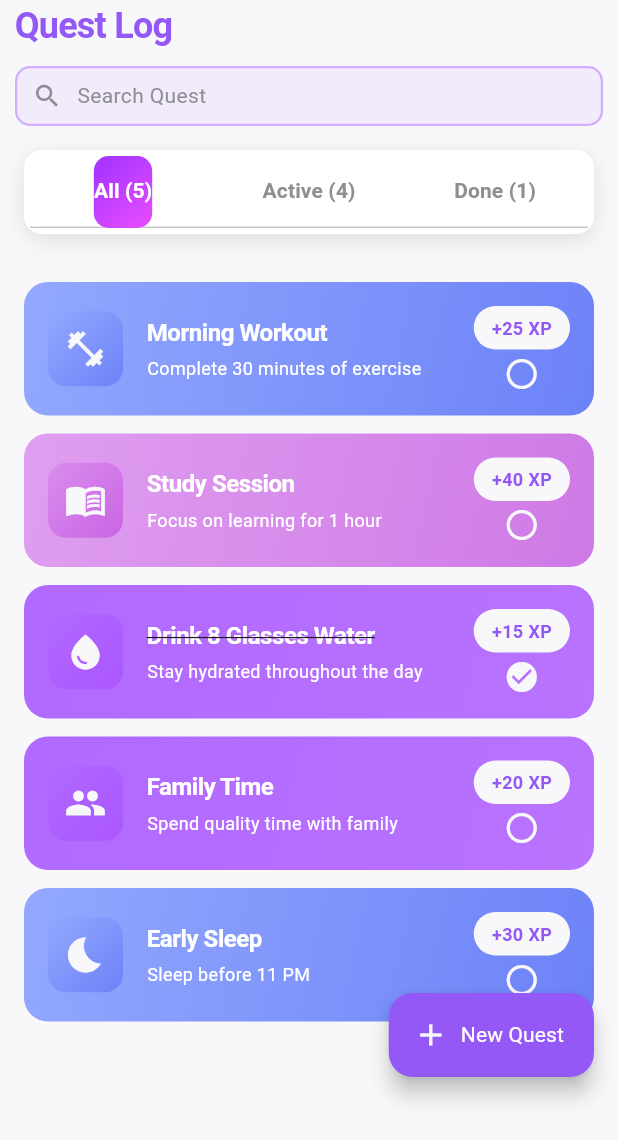
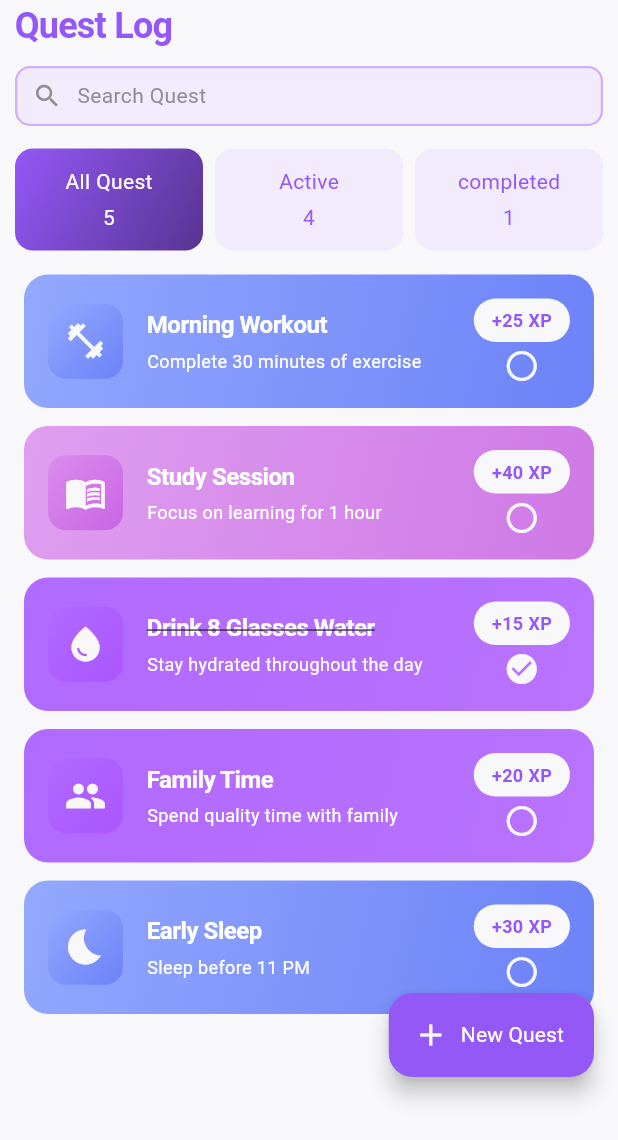
Before and after one commit to Mehreen-siddique/Real_Life_RPG_Overlay, a Flutter app: the QuestListScreen screen opened directly, on a phone screen of 412 x 824 dp. Shown: the top 1140 px of the screen. Run offline on Flutter 3.47's test engine with Material 3 defaults, Android fonts, the phone set to English and light mode, and no system bars; our stand-ins replace font_awesome_flutter; accounts and stored records are empty.

Commit message:
Change the tab bar and make some changings in constant screen in text.

```diff
--- a/lib/Screens/QuestList.dart
+++ b/lib/Screens/QuestList.dart
@@ -16,6 +16,7 @@ class QuestListScreen extends StatefulWidget {
 class _QuestListScreenState extends State<QuestListScreen>
     with SingleTickerProviderStateMixin {
   late TabController _tabController;
+  int _selectedTabIndex = 0;
   List<Quest> _allQuests = [];
   List<Quest> _activeQuests = [];
   List<Quest> _completedQuests = [];
@@ -85,34 +86,97 @@ class _QuestListScreenState extends State<QuestListScreen>
     );
   }
 
- // tabbar section
 
   Widget _buildTabBar() {
-    return Container(
-      margin: const EdgeInsets.all(16),
-      padding: const EdgeInsets.all(4),
-      decoration: BoxDecoration(
-        color: AppColors.whiteBackground,
-        borderRadius: BorderRadius.circular(12),
-        boxShadow: AppShadows.cardShadow,
+    return Padding(
+      padding: const EdgeInsets.only(top: 15, left: 10, right: 10),
+      child: Container(
+        child: Row(
+          children: [
+            // All Quest Button
+            Expanded(
+              child: _buildTabButton(
+                title: "All Quest",
+                count: _allQuests.length,
+                isSelected: _selectedTabIndex == 0,
+                onTap: () {
+                  setState(() {
+                    _selectedTabIndex = 0;
+                    _tabController.index = 0;
+                  });
+                },
+              ),
+            ),
+            const SizedBox(width: 8),
+
+            // Active Button
+            Expanded(
+              child: _buildTabButton(
+                title: "Active",
+                count: _activeQuests.length,
+                isSelected: _selectedTabIndex == 1,
+                onTap: () {
+                  setState(() {
+                    _selectedTabIndex = 1;
+                    _tabController.index = 1;
+                  });
+                },
+              ),
+            ),
+            const SizedBox(width: 8),
+
+            // completed Button
+            Expanded(
+              child: _buildTabButton(
+                title: "completed",
+                count: _completedQuests.length,
+                isSelected: _selectedTabIndex == 2,
+                onTap: () {
+                  setState(() {
+                    _selectedTabIndex = 2;
+                    _tabController.index = 2;
+                  });
+                },
+              ),
+            ),
+          ],
+        ),
       ),
-      child: TabBar(
-        controller: _tabController,
-        indicator: BoxDecoration(
-          gradient: AppGradients.primaryPurple,
-          borderRadius: BorderRadius.circular(10),
+    );
+  }
+
+  Widget _buildTabButton({
+    required String title,
+    required int count,
+    required bool isSelected,
+    required VoidCallback onTap,
+  }) {
+    return GestureDetector(
+      onTap: onTap,
+      child: Container(
+        padding: const EdgeInsets.symmetric(vertical: 12),
+        decoration: BoxDecoration(
+          gradient: isSelected
+              ? AppGradients.secondaryPurple
+              : null,
+          color: isSelected ? null : AppColors.lightBackgroundBox,
+          borderRadius: BorderRadius.circular(12),
         ),
-        labelColor: Colors.white,
-        unselectedLabelColor: AppColors.textGray,
-        labelStyle: const TextStyle(
-          fontWeight: FontWeight.bold,
-          fontSize: 14,
+        child: Column(
+          mainAxisSize: MainAxisSize.min,
+          children: [
+            Text(
+              title,
+              style: isSelected? AppTextStyles.tabSelected: AppTextStyles.tabUnselected
+            ),
+            const SizedBox(height: 4),
+            Text(
+              count.toString(),
+              style: isSelected? AppTextStyles.tabSelected : AppTextStyles.tabUnselected
+
+            ),
+          ],
         ),
-        tabs: [
-          Tab(text: 'All (${_allQuests.length})'),
-          Tab(text: 'Active (${_activeQuests.length})'),
-          Tab(text: 'Done (${_completedQuests.length})'),
-        ],
       ),
     );
   }
--- a/lib/utils/constants.dart
+++ b/lib/utils/constants.dart
@@ -279,13 +279,11 @@ class AppTextStyles {
   // Tab text
   static const TextStyle tabSelected = TextStyle(
     fontSize: 14,
-    fontWeight: FontWeight.bold,
     color: AppColors.textWhite,
   );
 
   static const TextStyle tabUnselected = TextStyle(
     fontSize: 14,
-    fontWeight: FontWeight.w600,
     color: AppColors.primaryPurple,
   );
 }
@@ -391,6 +389,11 @@ class AppGradients {
     end: Alignment.bottomRight,
     colors: AppColors.gradientPrimaryPurple,
   );
+  static LinearGradient secondaryPurple = const LinearGradient(
+    begin: Alignment.topLeft,
+    end: Alignment.bottomRight,
+    colors: AppColors.gradientPrimary,
+  );
 
   static LinearGradient feed = const LinearGradient(
     begin: Alignment.topLeft,
```
